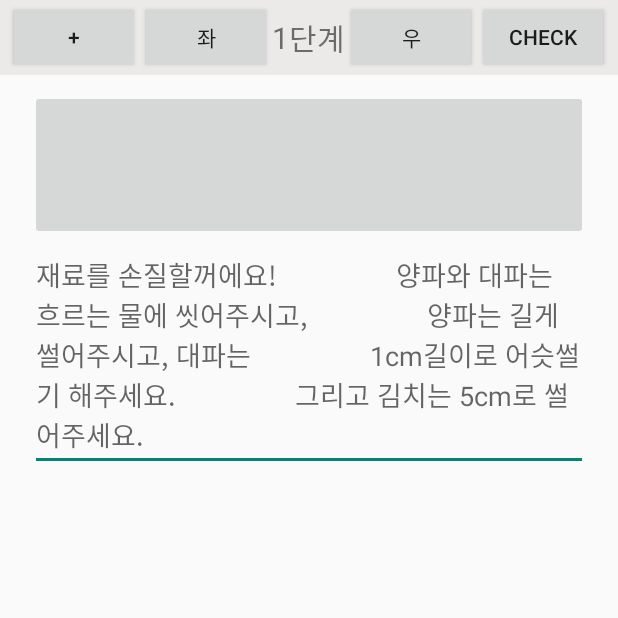
After one commit to Leewonkyung/SOMATE, an Android app: the StepActivity screen opened directly, with no data from a screen before it, on a phone screen of 412 x 824 dp, the top half of it. The commit adds this screen. Run offline under Robolectric (Android 15) with nearby library versions, the phone set to English and light mode, and no system bars.

Commit message:
stepActivity

```diff
--- a/CookCook/app/src/main/AndroidManifest.xml
+++ b/CookCook/app/src/main/AndroidManifest.xml
@@ -20,6 +20,7 @@
         <activity android:name=".WriteActivity"/>
         <activity android:name=".CategoriActivity"/>
         <activity android:name=".MainActivity2"/>
+        <activity android:name=".StepActivity"/>
 
     </application>
 
--- /dev/null
+++ b/CookCook/app/src/main/java/com/example/s/cookcook/StepActivity.java
@@ -0,0 +1,15 @@
+package com.example.s.cookcook;
+
+import android.app.Activity;
+import android.os.Bundle;
+
+/**
+ * Created by moon3075 on 2015-06-16.
+ */
+public class StepActivity extends Activity {
+    public void onCreate(Bundle savedInstanceState) {
+        super.onCreate(savedInstanceState);
+        setContentView(R.layout.activity_step);
+    }
+
+}
--- a/CookCook/app/src/main/java/com/example/s/cookcook/WriteActivity.java
+++ b/CookCook/app/src/main/java/com/example/s/cookcook/WriteActivity.java
@@ -16,5 +16,26 @@ public class WriteActivity extends Activity{
         setContentView(R.layout.activity_write);
 
         Button btn_start=(Button)findViewById(R.id.btn_start);
+        final int REQUEST_CODE_NEXT=3000;
+
+
+        View.OnClickListener listener= new View.OnClickListener()
+        {
+            @Override
+            public void onClick(View v)
+            {
+                switch (v.getId())
+                {
+                    case R.id.btn_start:
+                        Intent intent = new Intent(getBaseContext(), StepActivity.class);
+                        startActivityForResult(intent, REQUEST_CODE_NEXT);
+                        break;
+                }
+            }
+        };
+
+        btn_start.setOnClickListener(listener);
+
+
     }
 }
--- /dev/null
+++ b/CookCook/app/src/main/res/layout/activity_step.xml
@@ -0,0 +1,69 @@
+<?xml version="1.0" encoding="utf-8"?>
+<ScrollView xmlns:android="http://schemas.android.com/apk/res/android"
+    android:orientation="vertical" android:layout_width="fill_parent"
+    android:layout_height="fill_parent">
+    <LinearLayout
+        android:layout_width="match_parent"
+        android:layout_height="wrap_content"
+        android:orientation="vertical">
+    <LinearLayout
+        android:layout_width="match_parent"
+        android:layout_height="wrap_content"
+        android:gravity="center"
+        android:background="#ffeceae9">
+        <Button
+            android:layout_width="wrap_content"
+            android:layout_height="wrap_content"
+            android:text="+"/>
+        <Button
+            android:layout_width="wrap_content"
+            android:layout_height="wrap_content"
+            android:text="좌"/>
+        <!-- 버튼안에 "<"쓰면 오류 -->
+        <TextView
+            android:layout_width="wrap_content"
+            android:layout_height="50dp"
+            android:text="1"
+            android:textSize="20dp"
+            android:gravity="center"/>
+        <TextView
+            android:layout_width="wrap_content"
+            android:layout_height="50dp"
+            android:text="단계"
+            android:textSize="20dp"
+            android:gravity="center"/>
+        <Button
+            android:layout_width="wrap_content"
+            android:layout_height="wrap_content"
+            android:text="우"/>
+        <Button
+            android:layout_width="wrap_content"
+            android:layout_height="wrap_content"
+            android:text="check"/>
+    </LinearLayout>
+        <LinearLayout
+            android:layout_width="match_parent"
+            android:layout_height="wrap_content"
+            android:layout_marginTop="10dp"
+            android:paddingLeft="20dp"
+            android:paddingRight="20dp"
+            android:orientation="vertical">
+
+            <ImageButton
+                android:layout_width="match_parent"
+                android:layout_height="100dp"
+                />
+
+            <EditText
+                android:layout_width="match_parent"
+                android:layout_height="wrap_content"
+                android:hint="재료를 손질할꺼에요!
+                양파와 대파는 흐르는 물에 씻어주시고,
+                양파는 길게 썰어주시고, 대파는
+                1cm길이로 어슷썰기 해주세요.
+                그리고 김치는 5cm로 썰어주세요."
+                />
+
+        </LinearLayout>
+        </LinearLayout>
+</ScrollView>
```
Also changed, not shown: 2 other files.
